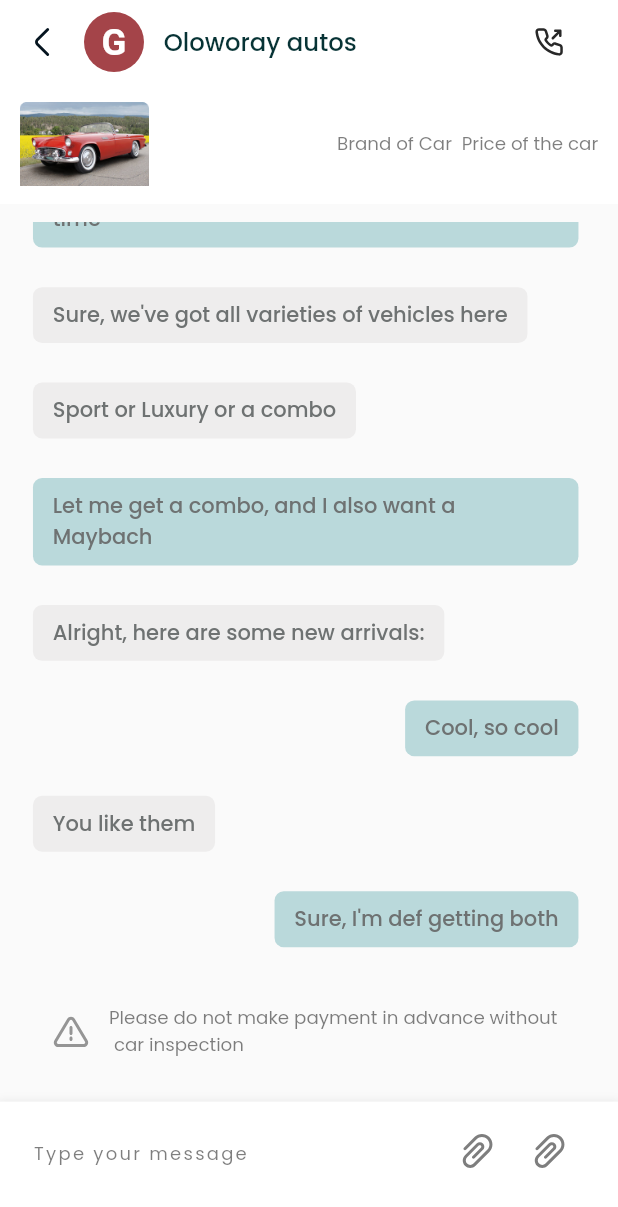
After one commit to OjoMutiu/oloworay_autos, a Flutter app: the ChatRoom screen opened by its route, on a phone screen of 412 x 824 dp. The commit adds this screen. Shown: the top 1207 px of the screen. Run offline on Flutter 3.47's test engine with Material 2 defaults, Android fonts, the phone set to English and light mode, and no system bars; our stand-ins replace flutter_svg, get; missing offline and left inert: fl_country_code_picker.

Commit message:
Message UI update

```diff
--- a/lib/constants/app_routes.dart
+++ b/lib/constants/app_routes.dart
@@ -1,5 +1,5 @@
 import 'package:get/get.dart';
-
+import 'package:oloworay_autos/pages/message/chat_room.dart';
 
 import '../pages/app_home/filter/filter_page.dart';
 import '../pages/app_home/home.dart';
@@ -20,7 +20,7 @@ class Routes {
 
   static String signUpPage = '/signUpPage';
   static String signInPage = '/signInPage';
-  static String otp ='/OTP';
+  static String otp = '/OTP';
   static String forgetPassword = '/forgetPassword';
   static String forgetPasswordOtp = '/forgetPasswordOtp';
   static String resetPassword = '/resetPassword';
@@ -30,42 +30,54 @@ class Routes {
   static String filterPage = '/filterPage';
 
   static String availableUsers = '/availableUsers';
-
+  static String chatPage = '/chatPage';
 }
 
-final getPages = [
-  GetPage(name: Routes.onBoardingPage,
+final List<GetPage> getPages = [
+  GetPage(
+    name: Routes.onBoardingPage,
     page: () => OnBoardingPage(),
   ),
-  GetPage(name: Routes.splashScreen,
+  GetPage(
+    name: Routes.splashScreen,
     page: () => MySplashscreen(),
   ),
-  GetPage(name: Routes.signUpPage,
+  GetPage(
+    name: Routes.signUpPage,
     page: () => const SignUpPage(),
   ),
-  GetPage(name: Routes.signInPage,
+  GetPage(
+    name: Routes.signInPage,
     page: () => const SignInPage(),
   ),
-  GetPage(name: Routes.otp,
+  GetPage(
+    name: Routes.otp,
     page: () => const OTP(),
   ),
-  GetPage(name: Routes.forgetPassword,
+  GetPage(
+    name: Routes.forgetPassword,
     page: () => const ForgotPassword(),
   ),
-  GetPage(name: Routes.forgetPasswordOtp,
+  GetPage(
+    name: Routes.forgetPasswordOtp,
     page: () => const ForgotPasswordOTP(),
   ),
-  GetPage(name: Routes.resetPassword,
+  GetPage(
+    name: Routes.resetPassword,
     page: () => const ResetPassword(),
   ),
-  GetPage(name: Routes.resetSuccessful,
+  GetPage(
+    name: Routes.resetSuccessful,
     page: () => const PasswordResetSuccessful(),
   ),
-  GetPage(name: Routes.myHomeScreen,
+  GetPage(
+    name: Routes.myHomeScreen,
     page: () => const MyHomeScreen(),
   ),
-  GetPage(name: Routes.filterPage,
+  GetPage(
+    name: Routes.filterPage,
     page: () => const FilterPage(),
   ),
-  GetPage(name: Routes.availableUsers, page: () => const AvailableUsers())
+  GetPage(name: Routes.availableUsers, page: () => const AvailableUsers()),
+  GetPage(name: Routes.chatPage, page: () => const ChatRoom())
 ];
--- a/lib/constants/theme/theme.dart
+++ b/lib/constants/theme/theme.dart
@@ -6,6 +6,20 @@ class AppTheme {
   AppTheme._();
 
   static ThemeData lightTheme = ThemeData(
+      primarySwatch: const MaterialColor(
+          0xFF2D7276,
+          <int, Color>{
+            50: Color(0xFFf2fafa),
+            100: Color(0xFFE4F4F4),
+            200: Color(0xFFBAD9DB),
+            300: Color(0xFF86BCC0),
+            400: Color(0xFF559CA0),
+            500: Color(0xFF2D7276),
+            600: Color(0xFF0B4D51),
+            700: Color(0xFF073335),
+            800: Color(0xFF062729),
+            900: Color(0xFF020f10)
+      }),
       textTheme: lightTextTheme,
       elevatedButtonTheme: ElevatedButtonThemeData(
         style: ElevatedButton.styleFrom(
--- a/lib/controllers/message_controller.dart
+++ b/lib/controllers/message_controller.dart
@@ -1,5 +1,6 @@
 import 'package:get/get.dart';
 
+import '../models/message_model.dart';
 import '../models/message_user_model.dart';
 
 class MessageController extends GetxController{
@@ -18,10 +19,14 @@ class MessageController extends GetxController{
   //List of already messaged dealers/users
   var allMessagedUsers =<MessagedUsers>[].obs;
 
+  //Demo messages
+  var userMessages = <Message>[].obs;
+
   @override
   void onInit() {
     super.onInit();
     fetchAllMessagedUsers();
+    fetchUserMessages();
   }
 
   void fetchAllMessagedUsers() async{
@@ -70,4 +75,102 @@ class MessageController extends GetxController{
 
     allMessagedUsers.value = fetchedData;
   }
+
+  void fetchUserMessages() async{
+    var userMessagesData = [
+      Message(
+          textMessage: 'Hey Whatsup',
+          senderId: 'user1',
+          senderUserName: 'sender1',
+          receiverId: 'user2',
+          timeStamp: DateTime.now().subtract(Duration(days: 5)),
+          isSentByMe: true),
+      Message(
+          textMessage: 'Hey I\'m good, you?',
+          senderId: 'user2',
+          senderUserName: 'sender2',
+          receiverId: 'user1',
+          timeStamp: DateTime.now().subtract(Duration(days: 5)),
+          isSentByMe: false),
+      Message(
+          textMessage: 'Boss, I want to get a new car',
+          senderId: 'user1',
+          senderUserName: 'sender1',
+          receiverId: 'user2',
+          timeStamp: DateTime.now().subtract(Duration(days: 3)),
+          isSentByMe: true),
+      Message(
+          textMessage: 'You deal all states?',
+          senderId: 'user1',
+          senderUserName: 'sender1',
+          receiverId: 'user2',
+          timeStamp: DateTime.now().subtract(Duration(days: 3)),
+          isSentByMe: true),
+      Message(
+          textMessage: 'Yeah, sure. What\'s your taste?\n What bran do you have in mind?',
+          senderId: 'user2',
+          senderUserName: 'sender2',
+          receiverId: 'user1',
+          timeStamp: DateTime.now().subtract(Duration(days: 3)),
+          isSentByMe: false),
+      Message(
+          textMessage: 'Hmmm, I\'m thinking of getting a Lambo this time',
+          senderId: 'user1',
+          senderUserName: 'sender1',
+          receiverId: 'user2',
+          timeStamp: DateTime.now().subtract(Duration(days: 3)),
+          isSentByMe: true),
+      Message(
+          textMessage: 'Sure, we\'ve got all varieties of vehicles here',
+          senderId: 'user2',
+          senderUserName: 'sender2',
+          receiverId: 'user1',
+          timeStamp: DateTime.now().subtract(Duration(days: 2)),
+          isSentByMe: false),
+      Message(
+          textMessage: 'Sport or Luxury or a combo',
+          senderId: 'user2',
+          senderUserName: 'sender2',
+          receiverId: 'user1',
+          timeStamp: DateTime.now().subtract(Duration(days: 2)),
+          isSentByMe: false),
+      Message(
+          textMessage: 'Let me get a combo, and I also want a Maybach',
+          senderId: 'user1',
+          senderUserName: 'sender1',
+          receiverId: 'user2',
+          timeStamp: DateTime.now().subtract(Duration(days: 1)),
+          isSentByMe: true),
+      Message(
+          textMessage: 'Alright, here are some new arrivals:',
+          senderId: 'user2',
+          senderUserName: 'sender2',
+          receiverId: 'user1',
+          timeStamp: DateTime.now().subtract(Duration(days: 1)),
+          isSentByMe: false),
+      Message(
+          textMessage: 'Cool, so cool',
+          senderId: 'user1',
+          senderUserName: 'sender1',
+          receiverId: 'user2',
+          timeStamp: DateTime.now().subtract(Duration(hours: 3)),
+          isSentByMe: true),
+      Message(
+          textMessage: 'You like them',
+          senderId: 'user2',
+          senderUserName: 'sender2',
+          receiverId: 'user1',
+          timeStamp: DateTime.now().subtract(Duration(hours: 1)),
+          isSentByMe: false),
+      Message(
+          textMessage: 'Sure, I\'m def getting both',
+          senderId: 'user1',
+          senderUserName: 'sender1',
+          receiverId: 'user2',
+          timeStamp: DateTime.now().subtract(Duration(hours: 1)),
+          isSentByMe: true),
+    ].reversed.toList();
+
+    userMessages.value = userMessagesData;
+  }
 }
--- a/lib/controllers/splash_controller.dart
+++ b/lib/controllers/splash_controller.dart
@@ -1,4 +1,6 @@
 import 'package:get/get.dart';
+
+import '../constants/app_routes.dart';
 
 class SplashScreenController extends GetxController{
 
@@ -10,7 +12,7 @@ class SplashScreenController extends GetxController{
 
   _navigateToOnBoardingPage() async{
     await Future.delayed(const Duration(milliseconds: 2000), (){});
-    Get.offNamed('/onBoardingPage');
+    Get.offNamed(Routes.onBoardingPage);
   }
 
 }
--- a/lib/main.dart
+++ b/lib/main.dart
@@ -7,7 +7,7 @@ import 'constants/theme/theme.dart';
 import 'controllers/all_controller_binding.dart';
 
 void main() {
-
+  WidgetsFlutterBinding.ensureInitialized();
   runApp(const MyApp());
 }
 
@@ -21,7 +21,7 @@ class MyApp extends StatelessWidget {
     return GetMaterialApp(
       debugShowCheckedModeBanner: false,
       initialBinding: AllControllerBinding(),
-      initialRoute: '/',
+      //initialRoute: '/',
       getPages: getPages,
       theme: AppTheme.lightTheme,
       home: const MyHomeScreen(),
--- a/lib/models/message_model.dart
+++ b/lib/models/message_model.dart
@@ -5,13 +5,15 @@ class Message {
   final String senderId;
   final String senderUserName;
   final String receiverId;
-  final TimeOfDay timeStamp;
+  final DateTime timeStamp;
+  final bool isSentByMe;
 
   Message({
     required this.textMessage,
     required this.senderId,
     required this.senderUserName,
     required this.receiverId,
-    required this.timeStamp
+    required this.timeStamp,
+    required this.isSentByMe
   });
 }
--- a/lib/pages/message/available_users.dart
+++ b/lib/pages/message/available_users.dart
@@ -1,6 +1,7 @@
 import 'package:flutter/material.dart';
 import 'package:get/get.dart';
 import 'package:flutter_svg/svg.dart';
+import 'package:oloworay_autos/constants/app_routes.dart';
 import 'package:oloworay_autos/controllers/message_controller.dart';
 
 import '../../constants/app_colors.dart';
@@ -41,7 +42,6 @@ class AvailableUsers extends StatelessWidget {
               itemCount: controller.allMessagedUsers.length,
               itemBuilder: (context, index) {
                 String lastUserMessage = '';
-
                 if (controller.allMessagedUsers[index].lastMessage.length >
                     AppDimension.getProportionateScreenWidth(25)) {
                   lastUserMessage =
@@ -53,7 +53,7 @@ class AvailableUsers extends StatelessWidget {
 
                 return GestureDetector(
                   onTap: () {
-                    //Todo: Navigate users to CHatPage on tap
+                    Get.toNamed(Routes.chatPage);
                   },
                   child: Container(
                       color: Colors.white,
--- /dev/null
+++ b/lib/pages/message/chat_room.dart
@@ -0,0 +1,201 @@
+import 'package:flutter/material.dart';
+import 'package:get/get.dart';
+import 'package:flutter_svg/svg.dart';
+import 'package:oloworay_autos/constants/app_colors.dart';
+import 'package:oloworay_autos/controllers/message_controller.dart';
+
+import '../../constants/app_dimensions.dart';
+import '../../constants/app_strings.dart';
+
+class ChatRoom extends StatelessWidget {
+  const ChatRoom({super.key});
+
+  @override
+  Widget build(BuildContext context) {
+    MessageController messageController = Get.find();
+    return Scaffold(
+      appBar: AppBar(
+        elevation: 0,
+        titleSpacing: 0,
+        leading: IconButton(
+            onPressed: () {
+              Get.back();
+            },
+            icon: SvgPicture.asset(
+              backArrow,
+              width: AppDimension.height20,
+              height: AppDimension.height20,
+            )),
+        title: Container(
+          child: Row(
+            crossAxisAlignment: CrossAxisAlignment.center,
+            children: [
+              CircleAvatar(
+                backgroundColor: AppColors.secondary500,
+                child: Text(
+                  'G',
+                  style: TextStyle(
+                      fontSize: AppDimension.font24,
+                      fontWeight: FontWeight.w700,
+                      color: Colors.white),
+                ),
+              ),
+              SizedBox(width: AppDimension.width12),
+              Text(
+                'Oloworay autos',
+                style: Theme.of(context).textTheme.titleMedium?.copyWith(
+                      color: AppColors.text,
+                      fontSize: AppDimension.font16,
+                    ),
+              ),
+            ],
+          ),
+        ),
+        actions: [
+          Padding(
+            padding: EdgeInsets.only(right: AppDimension.width20),
+            child: IconButton(
+                onPressed: () {},
+                icon: SvgPicture.asset('assets/icons/callout_handset.svg')),
+          )
+        ],
+        backgroundColor: Colors.white,
+      ),
+      body: Column(
+        mainAxisAlignment: MainAxisAlignment.spaceBetween,
+        children: [
+          Container(
+            height: 80,
+            margin: EdgeInsets.only(bottom: 12),
+            padding: EdgeInsets.symmetric(
+                horizontal: AppDimension.width12,
+                vertical: AppDimension.height12),
+            color: Colors.white,
+            child: Row(
+              mainAxisAlignment: MainAxisAlignment.spaceBetween,
+              children: [
+                Image.asset('assets/images/home/image10.png'),
+                Text(
+                  'Brand of Car ' + ' Price of the car',
+                  style: TextStyle(
+                    color: AppColors.black60,
+                    fontSize: AppDimension.font12,
+                    fontWeight: FontWeight.w400,
+                  ),
+                )
+              ],
+            ),
+          ),
+          Expanded(
+              child: ListView.builder(
+            reverse: true,
+            itemCount: messageController.userMessages.length,
+            itemBuilder: (BuildContext context, int index) {
+              return Padding(
+                padding: EdgeInsets.only(
+                    left: AppDimension.width20,
+                    right: AppDimension.width24,
+                    top: AppDimension.height10,
+                    bottom: AppDimension.height16),
+                child: Align(
+                  alignment: messageController.userMessages[index].isSentByMe
+                      ? Alignment.centerRight
+                      : Alignment.centerLeft,
+                  child: Container(
+                    padding: EdgeInsets.symmetric(
+                        horizontal: AppDimension.width12,
+                        vertical: AppDimension.height8),
+                    decoration: BoxDecoration(
+                        color: messageController.userMessages[index].isSentByMe
+                            ? AppColors.primary200
+                            : AppColors.neutral300,
+                        borderRadius:
+                            BorderRadius.circular(AppDimension.height6)),
+                    child:
+                        Text(messageController.userMessages[index].textMessage),
+                  ),
+                ),
+              );
+            },
+          )),
+          Padding(
+            padding: EdgeInsets.only(
+                left: AppDimension.width20,
+                right: AppDimension.width24,
+                top: AppDimension.height10,
+                bottom: AppDimension.height16),
+            child: Container(
+              padding: EdgeInsets.symmetric(horizontal: AppDimension.width4),
+              child: Row(
+                children: [
+                  Padding(
+                    padding: EdgeInsets.only(
+                        left: AppDimension.width8,
+                        top: AppDimension.height12,
+                        bottom: AppDimension.height12),
+                    child: SvgPicture.asset(
+                      'assets/icons/warning.svg',
+                      height: AppDimension.height24,
+                      width: AppDimension.height24,
+                      colorFilter:
+                          ColorFilter.mode(AppColors.black60, BlendMode.srcIn),
+                    ),
+                  ),
+                  Container(
+                    padding: EdgeInsets.symmetric(
+                        horizontal: AppDimension.width12,
+                        vertical: AppDimension.height12),
+                    child: Text(
+                      'Please do not make payment in advance without\n car inspection',
+                      style: TextStyle(
+                        color: AppColors.black60,
+                        fontSize: AppDimension.font12,
+                        fontWeight: FontWeight.w400,
+                      ),
+                    ),
+                  )
+                ],
+              ),
+            ),
+          ),
+          Container(
+            padding: EdgeInsets.only(
+                left: AppDimension.width20,
+                right: AppDimension.width20,
+                top: AppDimension.getProportionateScreenHeight(9),
+                bottom: AppDimension.getProportionateScreenHeight(32)),
+            decoration: BoxDecoration(color: Colors.white, boxShadow: [
+              BoxShadow(
+                  color: Colors.grey.shade300,
+                  blurRadius: 5,
+                  spreadRadius: 2,
+                  offset: Offset(0, 3))
+            ]),
+            child: Row(
+              children: [
+                Expanded(
+                  child: TextField(
+                    decoration: InputDecoration(
+                        hintText: 'Type your message',
+                        hintStyle:
+                            Theme.of(context).textTheme.labelSmall?.copyWith(
+                                  color: AppColors.black60,
+                                ),
+                        enabledBorder: InputBorder.none,
+                        focusedBorder: InputBorder.none),
+                  ),
+                ),
+                IconButton(
+                    onPressed: () {},
+                    icon: SvgPicture.asset('assets/icons/clip.svg')),
+                IconButton(
+                    onPressed: () {},
+                    icon: SvgPicture.asset('assets/icons/clip.svg'))
+              ],
+            ),
+          ),
+        ],
+      ),
+    );
+  }
+}
--- a/lib/pages/message/message.dart
+++ b/lib/pages/message/message.dart
@@ -38,6 +38,7 @@ class _MessagesState extends State<Messages> {
       child: Scaffold(
         appBar: AppBar(
           elevation: 0,
+          centerTitle: true,
           title: Center(
             child: Text(
               'Message',
--- a/pubspec.yaml
+++ b/pubspec.yaml
@@ -98,10 +98,6 @@ flutter:
           weight: 600
         - asset: assets/fonts/poppins/Poppins-Bold.ttf
           weight: 700
-        - asset: assets/fonts/poppins/Poppins-ExtraBold.ttf
-          weight: 800
-        - asset: assets/fonts/poppins/Poppins-Black.ttf
-          weight: 900
         - asset: assets/fonts/poppins/Poppins-Italic.ttf
           style: italic
   #   - family: Trajan Pro
```
Also changed, not shown: assets/icons/callout_handset.svg (added), assets/icons/clip.svg (added).
